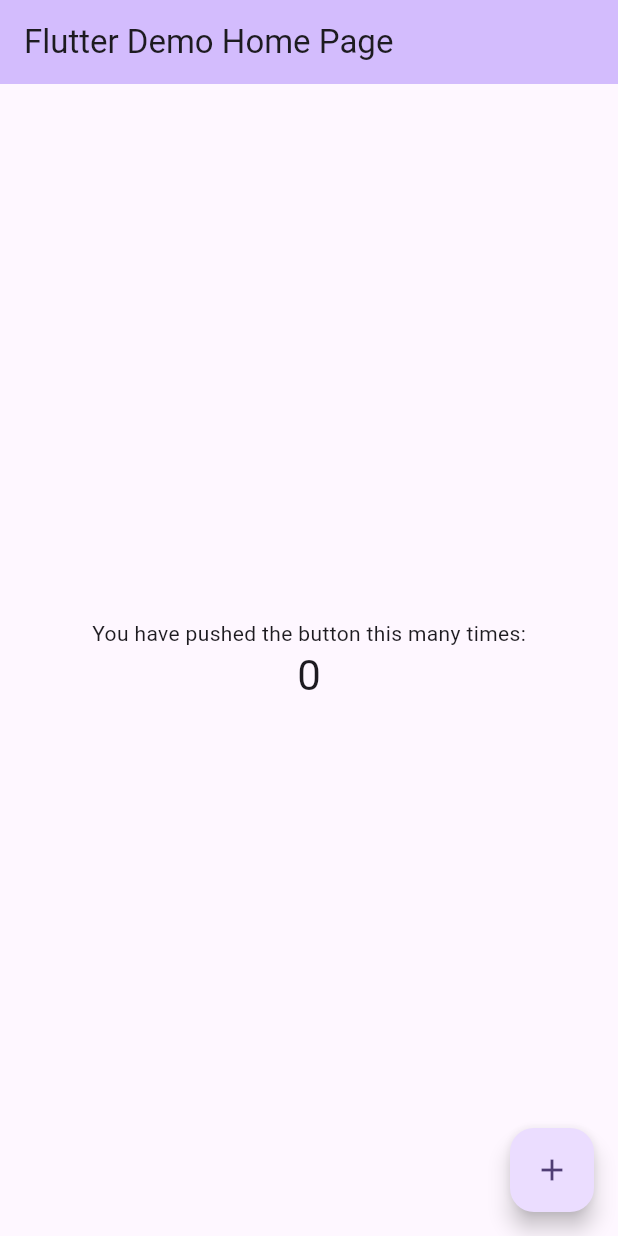
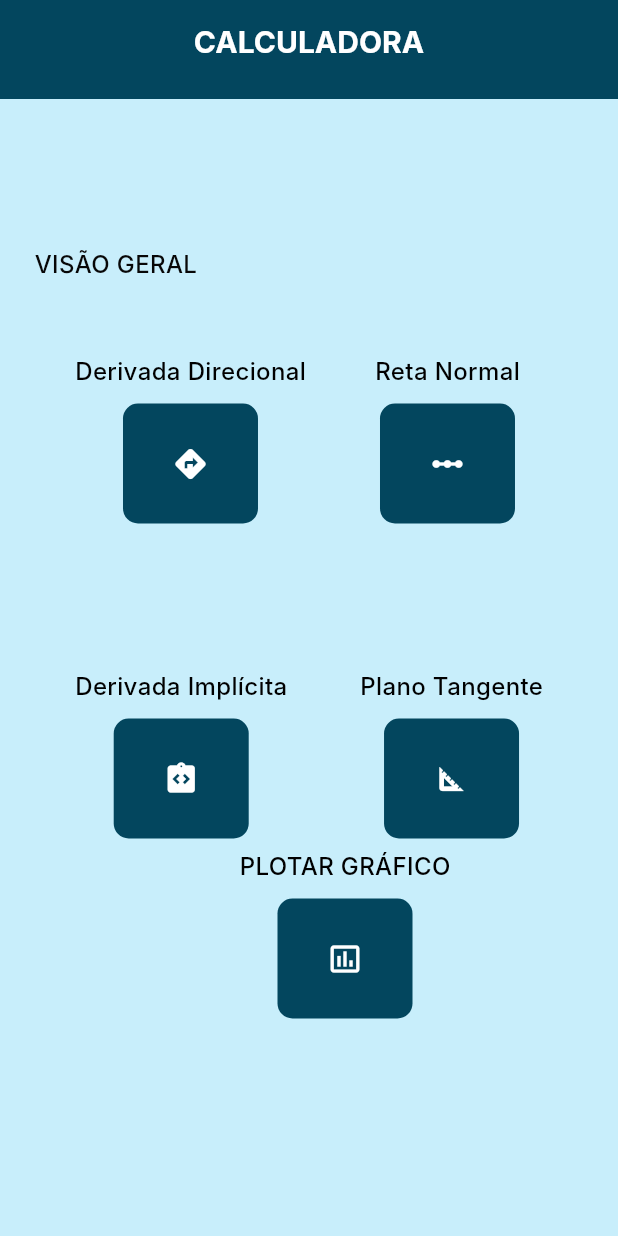
Before and after one commit to raynayara/flutter_calculoapp, a Flutter app: the screen it shows after launch, on a phone screen of 412 x 824 dp. Run offline on Flutter 3.47's test engine with Material 3 defaults, Android fonts, the phone set to English and light mode, and no system bars; Roboto replaces fonts that are missing (Inter).

Commit message:
IMPLEMENT PAGES

```diff
--- a/lib/main.dart
+++ b/lib/main.dart
@@ -1,125 +1,17 @@
 import 'package:flutter/material.dart';
+import 'package:flutter_calculoapp/pages/home_page.dart';
 
 void main() {
   runApp(const MyApp());
 }
 
 class MyApp extends StatelessWidget {
-  const MyApp({super.key});
+  const MyApp({Key? key}) : super(key: key);
 
-  // This widget is the root of your application.
   @override
   Widget build(BuildContext context) {
-    return MaterialApp(
-      title: 'Flutter Demo',
-      theme: ThemeData(
-        // This is the theme of your application.
-        //
-        // TRY THIS: Try running your application with "flutter run". You'll see
-        // the application has a purple toolbar. Then, without quitting the app,
-        // try changing the seedColor in the colorScheme below to Colors.green
-        // and then invoke "hot reload" (save your changes or press the "hot
-        // reload" button in a Flutter-supported IDE, or press "r" if you used
-        // the command line to start the app).
-        //
-        // Notice that the counter didn't reset back to zero; the application
-        // state is not lost during the reload. To reset the state, use hot
-        // restart instead.
-        //
-        // This works for code too, not just values: Most code changes can be
-        // tested with just a hot reload.
-        colorScheme: ColorScheme.fromSeed(seedColor: Colors.deepPurple),
-        useMaterial3: true,
-      ),
-      home: const MyHomePage(title: 'Flutter Demo Home Page'),
+    return const MaterialApp(
+      home: HomePage(),
     );
   }
 }
-
-class MyHomePage extends StatefulWidget {
-  const MyHomePage({super.key, required this.title});
-
-  // This widget is the home page of your application. It is stateful, meaning
-  // that it has a State object (defined below) that contains fields that affect
-  // how it looks.
-
-  // This class is the configuration for the state. It holds the values (in this
-  // case the title) provided by the parent (in this case the App widget) and
-  // used by the build method of the State. Fields in a Widget subclass are
-  // always marked "final".
-
-  final String title;
-
-  @override
-  State<MyHomePage> createState() => _MyHomePageState();
-}
-
-class _MyHomePageState extends State<MyHomePage> {
-  int _counter = 0;
-
-  void _incrementCounter() {
-    setState(() {
-      // This call to setState tells the Flutter framework that something has
-      // changed in this State, which causes it to rerun the build method below
-      // so that the display can reflect the updated values. If we changed
-      // _counter without calling setState(), then the build method would not be
-      // called again, and so nothing would appear to happen.
-      _counter++;
-    });
-  }
-
-  @override
-  Widget build(BuildContext context) {
-    // This method is rerun every time setState is called, for instance as done
-    // by the _incrementCounter method above.
-    //
-    // The Flutter framework has been optimized to make rerunning build methods
-    // fast, so that you can just rebuild anything that needs updating rather
-    // than having to individually change instances of widgets.
-    return Scaffold(
-      appBar: AppBar(
-        // TRY THIS: Try changing the color here to a specific color (to
-        // Colors.amber, perhaps?) and trigger a hot reload to see the AppBar
-        // change color while the other colors stay the same.
-        backgroundColor: Theme.of(context).colorScheme.inversePrimary,
-        // Here we take the value from the MyHomePage object that was created by
-        // the App.build method, and use it to set our appbar title.
-        title: Text(widget.title),
-      ),
-      body: Center(
-        // Center is a layout widget. It takes a single child and positions it
-        // in the middle of the parent.
-        child: Column(
-          // Column is also a layout widget. It takes a list of children and
-          // arranges them vertically. By default, it sizes itself to fit its
-          // children horizontally, and tries to be as tall as its parent.
-          //
-          // Column has various properties to control how it sizes itself and
-          // how it positions its children. Here we use mainAxisAlignment to
-          // center the children vertically; the main axis here is the vertical
-          // axis because Columns are vertical (the cross axis would be
-          // horizontal).
-          //
-          // TRY THIS: Invoke "debug painting" (choose the "Toggle Debug Paint"
-          // action in the IDE, or press "p" in the console), to see the
-          // wireframe for each widget.
-          mainAxisAlignment: MainAxisAlignment.center,
-          children: <Widget>[
-            const Text(
-              'You have pushed the button this many times:',
-            ),
-            Text(
-              '$_counter',
-              style: Theme.of(context).textTheme.headlineMedium,
-            ),
-          ],
-        ),
-      ),
-      floatingActionButton: FloatingActionButton(
-        onPressed: _incrementCounter,
-        tooltip: 'Increment',
-        child: const Icon(Icons.add),
-      ), // This trailing comma makes auto-formatting nicer for build methods.
-    );
-  }
-}
--- /dev/null
+++ b/lib/pages/home_page.dart
@@ -0,0 +1,285 @@
+import 'package:flutter/material.dart';
+import 'package:flutter_calculoapp/pages/derivada_direcional.dart';
+import 'package:flutter_calculoapp/pages/derivada_implicita.dart';
+import 'package:flutter_calculoapp/pages/graphic.dart';
+import 'package:flutter_calculoapp/pages/plano_tangente.dart';
+import 'package:flutter_calculoapp/pages/reta_normal.dart';
+
+class HomePage extends StatefulWidget {
+  const HomePage({super.key});
+
+  @override
+  State<HomePage> createState() => _HomePageState();
+}
+
+class _HomePageState extends State<HomePage> {
+  void navigateToPage(BuildContext context, Widget page) {
+    Navigator.push(
+      context,
+      MaterialPageRoute(builder: (context) => page),
+    );
+  }
+
+  @override
+  Widget build(BuildContext context) {
+    return Scaffold(
+      backgroundColor: const Color.fromARGB(255, 200, 238, 251),
+      appBar: PreferredSize(
+        preferredSize: const Size.fromHeight(66.0),
+        child: AppBar(
+          title: const Center(
+            child: Text(
+              'CALCULADORA',
+              style: TextStyle(
+                color: Colors.white,
+                fontSize: 20,
+                fontFamily: 'Inter',
+                fontWeight: FontWeight.w700,
+                height: 0,
+              ),
+            ),
+          ),
+          flexibleSpace: Container(
+            width: 350,
+            height: 100,
+            decoration: const BoxDecoration(
+              color: Color(0xFF03465E),
+            ),
+          ),
+        ),
+      ),
+      body: Stack(
+        children: [
+          Positioned(
+            left: 50,
+            top: 170,
+            child: Column(
+              children: [
+                const Text(
+                  'Derivada Direcional',
+                  style: TextStyle(
+                    color: Colors.black,
+                    fontSize: 16,
+                    fontFamily: 'Inter',
+                    fontWeight: FontWeight.w500,
+                  ),
+                ),
+                const SizedBox(height: 10),
+                InkWell(
+                  onTap: () {
+                    navigateToPage(context, DerivadaDirecionalPage());
+                  },
+                  child: Container(
+                    width: 90,
+                    height: 80,
+                    decoration: ShapeDecoration(
+                      color: const Color(0xFF03465E),
+                      shape: RoundedRectangleBorder(
+                        borderRadius: BorderRadius.circular(10),
+                      ),
+                    ),
+                    child: const Center(
+                      child: Icon(
+                        Icons.directions, // Ícone para Derivada Direcional
+                        color: Colors.white,
+                      ),
+                    ),
+                  ),
+                ),
+              ],
+            ),
+          ),
+          Positioned(
+            left: 50,
+            top: 380,
+            child: Column(
+              children: [
+                const Text(
+                  'Derivada Implícita',
+                  style: TextStyle(
+                    color: Colors.black,
+                    fontSize: 16,
+                    fontFamily: 'Inter',
+                    fontWeight: FontWeight.w500,
+                  ),
+                ),
+                const SizedBox(height: 10),
+                InkWell(
+                  onTap: () {
+                    navigateToPage(context, DerivadaImplicitaPage());
+                  },
+                  child: Container(
+                    width: 90,
+                    height: 80,
+                    decoration: ShapeDecoration(
+                      color: const Color(0xFF03465E),
+                      shape: RoundedRectangleBorder(
+                        borderRadius: BorderRadius.circular(10),
+                      ),
+                    ),
+                    child: const Center(
+                      child: Icon(
+                        Icons
+                            .integration_instructions, // Ícone para Derivada Implícita
+                        color: Colors.white,
+                      ),
+                    ),
+                  ),
+                ),
+              ],
+            ),
+          ),
+          Positioned(
+            left: 240,
+            top: 380,
+            child: Column(
+              children: [
+                const Text(
+                  'Plano Tangente',
+                  style: TextStyle(
+                    color: Colors.black,
+                    fontSize: 16,
+                    fontFamily: 'Inter',
+                    fontWeight: FontWeight.w500,
+                  ),
+                ),
+                const SizedBox(height: 10),
+                InkWell(
+                  onTap: () {
+                    navigateToPage(context, PlanoTangente());
+                  },
+                  child: Container(
+                    width: 90,
+                    height: 80,
+                    decoration: ShapeDecoration(
+                      color: const Color(0xFF03465E),
+                      shape: RoundedRectangleBorder(
+                        borderRadius: BorderRadius.circular(10),
+                      ),
+                    ),
+                    child: const Center(
+                      child: Icon(
+                        Icons.square_foot, // Ícone para Plano Tangente
+                        color: Colors.white,
+                      ),
+                    ),
+                  ),
+                ),
+              ],
+            ),
+          ),
+          Positioned(
+            left: 250,
+            top: 170,
+            child: Column(
+              children: [
+                const Text(
+                  'Reta Normal',
+                  style: TextStyle(
+                    color: Colors.black,
+                    fontSize: 16,
+                    fontFamily: 'Inter',
+                    fontWeight: FontWeight.w500,
+                  ),
+                ),
+                const SizedBox(height: 10),
+                InkWell(
+                  onTap: () {
+                    navigateToPage(context, RetaNormalPage());
+                  },
+                  child: Container(
+                    width: 90,
+                    height: 80,
+                    decoration: ShapeDecoration(
+                      color: const Color(0xFF03465E),
+                      shape: RoundedRectangleBorder(
+                        borderRadius: BorderRadius.circular(10),
+                      ),
+                    ),
+                    child: const Center(
+                      child: Icon(
+                        Icons.linear_scale, // Ícone para Reta Normal
+                        color: Colors.white,
+                      ),
+                    ),
+                  ),
+                ),
+              ],
+            ),
+          ),
+          const Positioned(
+            left: 23,
+            top: 100,
+            child: Text(
+              'VISÃO GERAL',
+              style: TextStyle(
+                color: Color.fromARGB(255, 7, 7, 7),
+                fontSize: 16,
+                fontFamily: 'Inter',
+                fontWeight: FontWeight.w500,
+                height: 0,
+              ),
+            ),
+          ),
+          // Novo Container Adicionado
+          Positioned(
+            left: 70,
+            top: 500,
+            child: Column(
+              children: [
+                const Text(
+                  'PLOTAR GRÁFICO',
+                  style: TextStyle(
+                    color: Colors.black,
+                    fontSize: 16,
+                    fontFamily: 'Inter',
+                    fontWeight: FontWeight.w500,
+                  ),
+                ),
+                const SizedBox(height: 10),
+                InkWell(
+                  onTap: () {
+                    navigateToPage(context, GraphicPage());
+                  },
+                  child: Container(
+                    width: 90,
+                    height: 80,
+                    decoration: ShapeDecoration(
+                      color: const Color(0xFF03465E),
+                      shape: RoundedRectangleBorder(
+                        borderRadius: BorderRadius.circular(10),
+                      ),
+                    ),
+                    child: const Center(
+                      child: Icon(
+                        Icons
+                            .insert_chart_outlined, // Ícone para Plotar Gráfico
+                        color: Colors.white,
+                      ),
+                    ),
+                  ),
+                ),
+                Padding(
+                  padding: const EdgeInsets.only(top: 150.0, right: 40.0),
+                  child: Container(
+                    width: 280,
+                    height: 55,
+                    decoration: ShapeDecoration(
+                      color: const Color(0xFF03465E),
+                      shape: RoundedRectangleBorder(
+                        borderRadius: BorderRadius.circular(10),
+                      ),
+                    ),
+                    child: const Center(
+                      child: Icon(Icons.abc, color: Colors.white),
+                    ),
+                  ),
+                ),
+              ],
+            ),
+          ),
+        ],
+      ),
+    );
+  }
+}
```
Also changed, not shown: lib/pages/derivada_direcional.dart (added, +41 -0 lines), lib/pages/derivada_implicita.dart (added, +38 -0 lines), lib/pages/graphic.dart (added, +25 -0 lines), lib/pages/plano_tangente.dart (added, +41 -0 lines), lib/pages/reta_normal.dart (added, +40 -0 lines).
